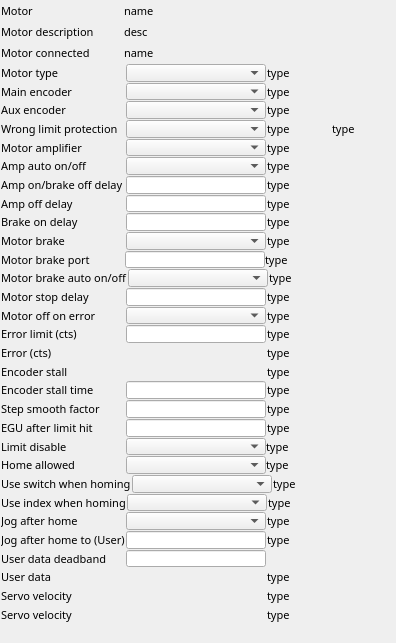
First picture: the form in 3-6/GalilSup/op/ui/galil_motor_extras.ui, repository motorapp/Galil, before the edit.
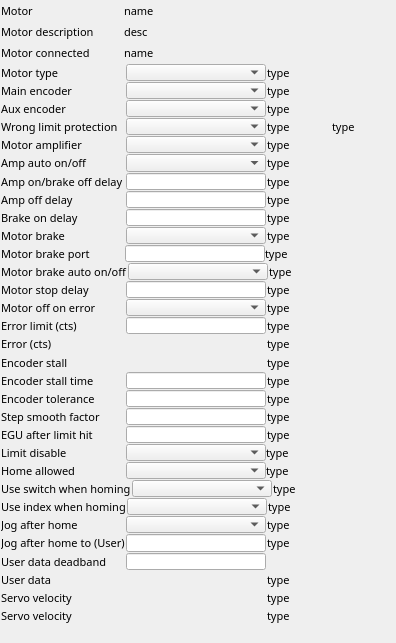
Second picture: the form after the edit. Custom widgets are drawn as their Qt base class.

Commit message: Improve kinematics messaging Add encoder tolerance PV to QEGUI, MEDM motor extras screen

The edit to the form file:
```diff
--- a/3-6/GalilSup/op/ui/galil_motor_extras.ui
+++ b/3-6/GalilSup/op/ui/galil_motor_extras.ui
@@ -19,7 +19,7 @@
   <property name="windowTitle">
    <string>EFrame</string>
   </property>
-  <layout class="QVBoxLayout" name="verticalLayout" stretch="2,2,2,2,2,2,2,2,2,2,2,2,2,2,2,2,2,2,2,2,2,2,2,2,2,2,2,2,2,2,2,2,2,2">
+  <layout class="QVBoxLayout" name="verticalLayout" stretch="2,2,2,2,2,2,2,2,2,2,2,2,2,2,2,2,2,2,2,2,2,2,2,2,2,2,2,2,2,2,2,2,2,2,2">
    <property name="spacing">
     <number>1</number>
    </property>
@@ -1874,6 +1874,100 @@
      </item>
     </layout>
    </item>
+   <item>
+    <layout class="QHBoxLayout" name="horizontalLayout_29">
+     <property name="spacing">
+      <number>1</number>
+     </property>
+     <item>
+      <widget class="QLabel" name="label_32">
+       <property name="sizePolicy">
+        <sizepolicy hsizetype="Fixed" vsizetype="Preferred">
+         <horstretch>0</horstretch>
+         <verstretch>0</verstretch>
+        </sizepolicy>
+       </property>
+       <property name="minimumSize">
+        <size>
+         <width>124</width>
+         <height>0</height>
+        </size>
+       </property>
+       <property name="font">
+        <font>
+         <family>Abyssinica SIL</family>
+         <pointsize>8</pointsize>
+        </font>
+       </property>
+       <property name="text">
+        <string>Encoder tolerance</string>
+       </property>
+      </widget>
+     </item>
+     <item>
+      <widget class="QELineEdit" name="qelineedit_13">
+       <property name="sizePolicy">
+        <sizepolicy hsizetype="Fixed" vsizetype="Preferred">
+         <horstretch>0</horstretch>
+         <verstretch>0</verstretch>
+        </sizepolicy>
+       </property>
+       <property name="minimumSize">
+        <size>
+         <width>140</width>
+         <height>1</height>
+        </size>
+       </property>
+       <property name="maximumSize">
+        <size>
+         <width>140</width>
+         <height>16777215</height>
+        </size>
+       </property>
+       <property name="font">
+        <font>
+         <family>Abyssinica SIL</family>
+         <pointsize>8</pointsize>
+        </font>
+       </property>
+       <property name="variable" stdset="0">
+        <string>$(DMC)$(M)_ENC_TOLERANCE_SP</string>
+       </property>
+       <property name="addUnits">
+        <bool>true</bool>
+       </property>
+      </widget>
+     </item>
+     <item>
+      <widget class="QELabel" name="qelabel_32">
+       <property name="sizePolicy">
+        <sizepolicy hsizetype="Minimum" vsizetype="Preferred">
+         <horstretch>0</horstretch>
+         <verstretch>0</verstretch>
+        </sizepolicy>
+       </property>
+       <property name="font">
+        <font>
+         <family>Abyssinica SIL</family>
+         <pointsize>8</pointsize>
+        </font>
+       </property>
+       <property name="layoutDirection">
+        <enum>Qt::LeftToRight</enum>
+       </property>
+       <property name="alignment">
+        <set>Qt::AlignLeading|Qt::AlignLeft|Qt::AlignVCenter</set>
+       </property>
+       <property name="variable" stdset="0">
+        <string>$(DMC)$(M)_ENC_TOLERANCE_MON</string>
+       </property>
+       <property name="text">
+        <string>type</string>
+       </property>
+      </widget>
+     </item>
+    </layout>
+   </item>
    <item>
     <layout class="QHBoxLayout" name="horizontalLayout_22">
      <property name="spacing">
```
The commit also changes 28 other files.
